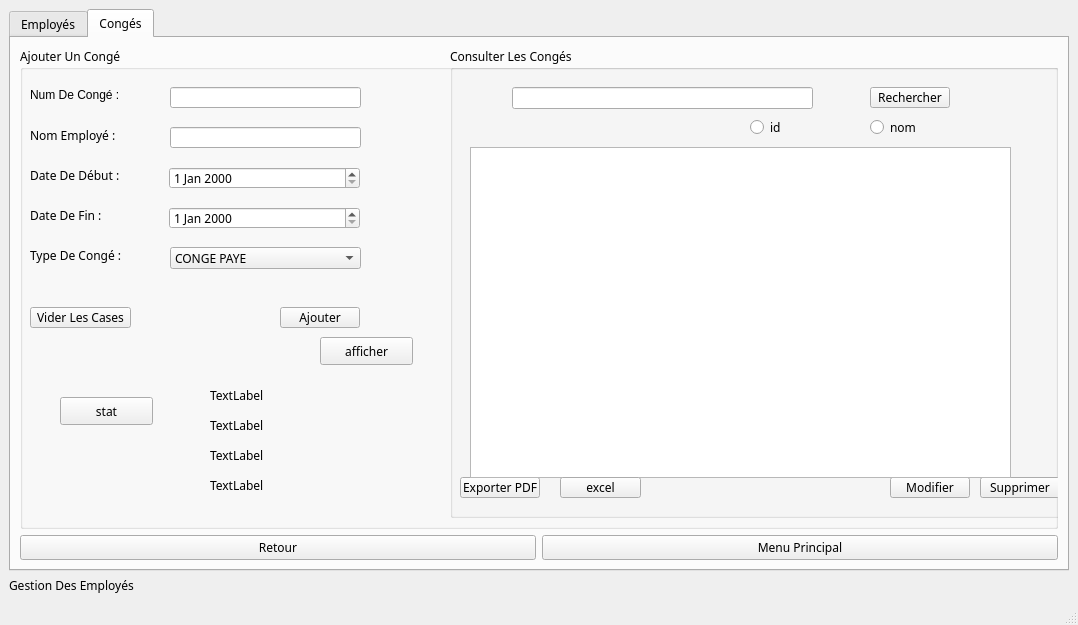
Above: EMP1/EMP1/mainwindow.ui from ramy25bh3/Pastry_Plus before the change. Below: the same form after it.
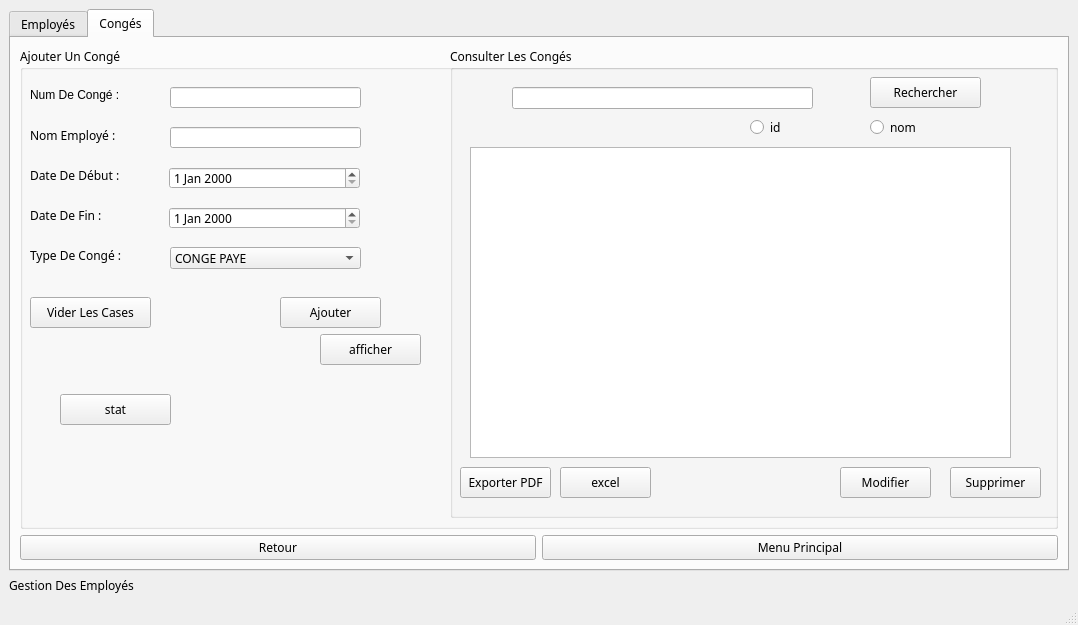
That is the form after the change. The open tabs and pages were chosen to show the change.

```diff
--- a/EMP1/EMP1/mainwindow.ui
+++ b/EMP1/EMP1/mainwindow.ui
@@ -695,9 +695,9 @@
            <property name="geometry">
             <rect>
              <x>260</x>
-             <y>260</y>
-             <width>80</width>
-             <height>21</height>
+             <y>250</y>
+             <width>101</width>
+             <height>31</height>
             </rect>
            </property>
            <property name="styleSheet">
@@ -711,9 +711,9 @@
            <property name="geometry">
             <rect>
              <x>10</x>
-             <y>260</y>
-             <width>101</width>
-             <height>21</height>
+             <y>250</y>
+             <width>121</width>
+             <height>31</height>
             </rect>
            </property>
            <property name="text">
@@ -735,10 +735,10 @@
            <widget class="QPushButton" name="pushButtonSuppr">
             <property name="geometry">
              <rect>
-              <x>530</x>
-              <y>430</y>
-              <width>80</width>
-              <height>21</height>
+              <x>500</x>
+              <y>420</y>
+              <width>91</width>
+              <height>31</height>
              </rect>
             </property>
             <property name="text">
@@ -748,10 +748,10 @@
            <widget class="QPushButton" name="pushButtonEdit">
             <property name="geometry">
              <rect>
-              <x>440</x>
-              <y>430</y>
-              <width>80</width>
-              <height>21</height>
+              <x>390</x>
+              <y>420</y>
+              <width>91</width>
+              <height>31</height>
              </rect>
             </property>
             <property name="text">
@@ -765,9 +765,9 @@
             <property name="geometry">
              <rect>
               <x>10</x>
-              <y>430</y>
-              <width>80</width>
-              <height>21</height>
+              <y>420</y>
+              <width>91</width>
+              <height>31</height>
              </rect>
             </property>
             <property name="text">
@@ -778,9 +778,9 @@
             <property name="geometry">
              <rect>
               <x>420</x>
-              <y>40</y>
-              <width>80</width>
-              <height>21</height>
+              <y>30</y>
+              <width>111</width>
+              <height>31</height>
              </rect>
             </property>
             <property name="text">
@@ -793,7 +793,7 @@
               <x>20</x>
               <y>100</y>
               <width>541</width>
-              <height>331</height>
+              <height>311</height>
              </rect>
             </property>
            </widget>
@@ -837,9 +837,9 @@
             <property name="geometry">
              <rect>
               <x>110</x>
-              <y>430</y>
-              <width>81</width>
-              <height>21</height>
+              <y>420</y>
+              <width>91</width>
+              <height>31</height>
              </rect>
             </property>
             <property name="text">
@@ -860,80 +860,28 @@
            <property name="geometry">
             <rect>
              <x>300</x>
-             <y>290</y>
-             <width>93</width>
-             <height>28</height>
+             <y>287</y>
+             <width>101</width>
+             <height>31</height>
             </rect>
            </property>
            <property name="text">
             <string>afficher</string>
            </property>
           </widget>
-          <widget class="QLabel" name="label_stat_1">
-           <property name="geometry">
-            <rect>
-             <x>190</x>
-             <y>340</y>
-             <width>56</width>
-             <height>16</height>
-            </rect>
-           </property>
-           <property name="text">
-            <string>TextLabel</string>
-           </property>
-          </widget>
-          <widget class="QLabel" name="label_stat_2">
-           <property name="geometry">
-            <rect>
-             <x>190</x>
-             <y>370</y>
-             <width>56</width>
-             <height>16</height>
-            </rect>
-           </property>
-           <property name="text">
-            <string>TextLabel</string>
-           </property>
-          </widget>
           <widget class="QPushButton" name="pushButton_stat">
            <property name="geometry">
             <rect>
              <x>40</x>
-             <y>350</y>
-             <width>93</width>
-             <height>28</height>
+             <y>347</y>
+             <width>111</width>
+             <height>31</height>
             </rect>
            </property>
            <property name="text">
             <string>stat</string>
            </property>
           </widget>
-          <widget class="QLabel" name="label_stat_3">
-           <property name="geometry">
-            <rect>
-             <x>190</x>
-             <y>400</y>
-             <width>56</width>
-             <height>16</height>
-            </rect>
-           </property>
-           <property name="text">
-            <string>TextLabel</string>
-           </property>
-          </widget>
-          <widget class="QLabel" name="label_stat_4">
-           <property name="geometry">
-            <rect>
-             <x>190</x>
-             <y>430</y>
-             <width>56</width>
-             <height>16</height>
-            </rect>
-           </property>
-           <property name="text">
-            <string>TextLabel</string>
-           </property>
-          </widget>
          </widget>
         </item>
        </layout>
```
Left out of the diff: 40 changed lines with no effect on the pictures.
